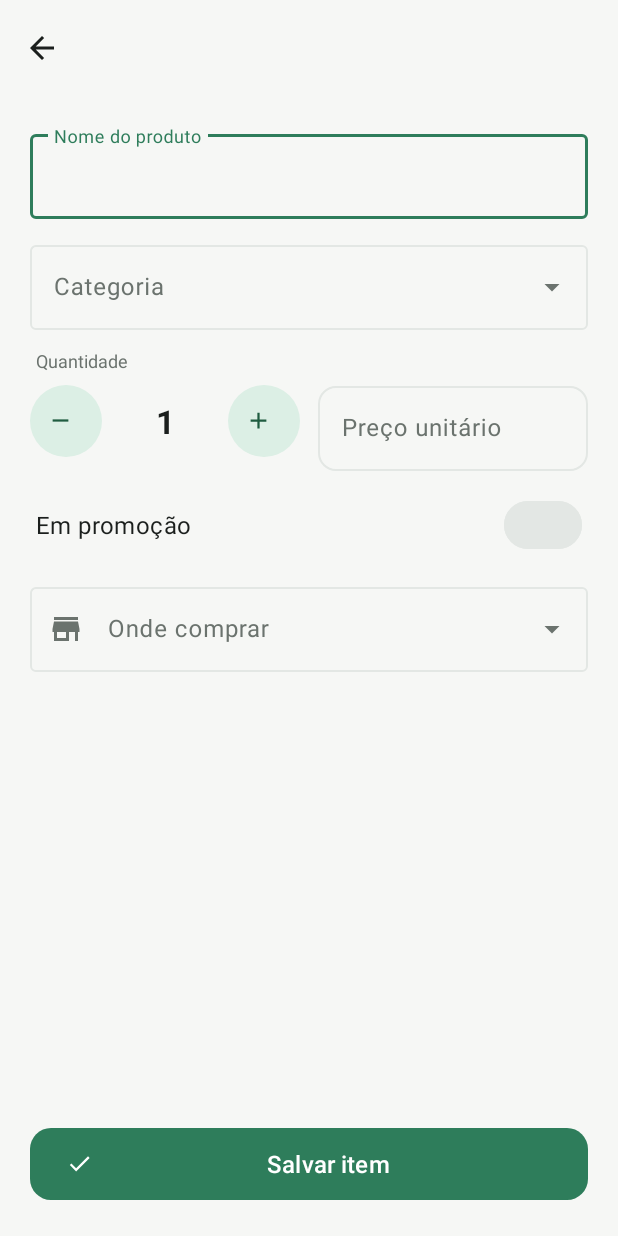
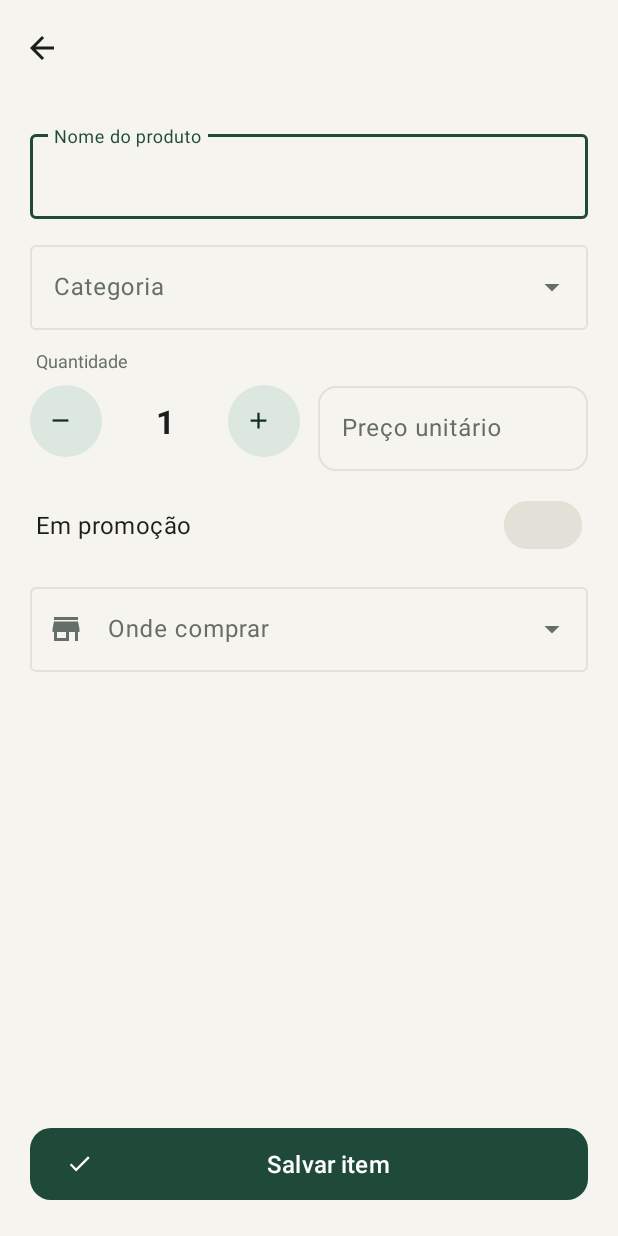
Before and after one commit to annyrebecaar/spesa, an Android app: the ItemFormActivity screen opened directly, with no data from a screen before it, on a phone screen of 412 x 824 dp. Run offline under Robolectric (Android 15) with nearby library versions, the phone set to English and light mode, and no system bars; 1 statement that could not run was skipped.

Commit message:
Paleta italiana elegante: verde-garrafa, creme e vermelho queimado na promoção

```diff
--- a/app/src/main/res/drawable/ic_launcher_background.xml
+++ b/app/src/main/res/drawable/ic_launcher_background.xml
@@ -2,5 +2,5 @@
 <vector xmlns:android="http://schemas.android.com/apk/res/android"
     android:width="108dp" android:height="108dp"
     android:viewportWidth="108" android:viewportHeight="108">
-    <path android:fillColor="#2E7D5B" android:pathData="M0,0h108v108h-108z"/>
+    <path android:fillColor="#1F4A3A" android:pathData="M0,0h108v108h-108z"/>
 </vector>
--- a/app/src/main/res/values/colors.xml
+++ b/app/src/main/res/values/colors.xml
@@ -1,39 +1,41 @@
 <?xml version="1.0" encoding="utf-8"?>
 <resources>
     <!--
-      PALETA DO APP (provisória: verde esmeralda do documento do projeto).
+      PALETA DO APP: "Italiana elegante".
+      Verde-garrafa escuro como cor principal, fundo creme, vermelho queimado
+      (da bandeira) reservado para promoção e para o teto estourado.
       Para mudar a cara do app inteiro, basta trocar os valores aqui.
     -->
-    <color name="primaria">#2E7D5B</color>
-    <color name="primaria_escura">#1F5C40</color>
-    <color name="primaria_clara">#DCEFE5</color>
+    <color name="primaria">#1F4A3A</color>
+    <color name="primaria_escura">#122E24</color>
+    <color name="primaria_clara">#DCE7E0</color>
     <color name="sobre_primaria">#FFFFFF</color>
 
-    <color name="fundo">#F6F7F5</color>
+    <color name="fundo">#F6F4EE</color>
     <color name="superficie">#FFFFFF</color>
-    <color name="borda">#E3E7E4</color>
-    <color name="texto">#1B1F1D</color>
-    <color name="texto_suave">#6B736E</color>
+    <color name="borda">#E3E0D7</color>
+    <color name="texto">#1A1E1C</color>
+    <color name="texto_suave">#666E69</color>
 
-    <!-- Destaque exclusivo para itens em promoção -->
-    <color name="promo">#FFC928</color>
-    <color name="promo_texto">#3B2E00</color>
+    <!-- Destaque exclusivo para itens em promoção (vermelho italiano, tom escuro) -->
+    <color name="promo">#B23A33</color>
+    <color name="promo_texto">#FFFFFF</color>
 
     <!-- Barra do teto de gastos -->
-    <color name="orcamento_ok">#2E7D5B</color>
-    <color name="orcamento_atencao">#E0A800</color>
-    <color name="orcamento_estouro">#D33A2C</color>
+    <color name="orcamento_ok">#3A7D5C</color>
+    <color name="orcamento_atencao">#C9962B</color>
+    <color name="orcamento_estouro">#B23A33</color>
 
-    <!-- Etiquetas de categoria -->
-    <color name="cat_alimentos">#E07A3F</color>
-    <color name="cat_bebidas">#3F7BE0</color>
-    <color name="cat_hortifruti">#4CAF50</color>
-    <color name="cat_limpeza">#26A6B5</color>
-    <color name="cat_higiene">#7E57C2</color>
-    <color name="cat_padaria">#C58B3C</color>
-    <color name="cat_acougue">#C62828</color>
-    <color name="cat_beleza">#E0609A</color>
-    <color name="cat_outros">#8A9299</color>
+    <!-- Etiquetas de categoria (tons um pouco mais fechados, para combinar) -->
+    <color name="cat_alimentos">#C96A36</color>
+    <color name="cat_bebidas">#3C6FB5</color>
+    <color name="cat_hortifruti">#4E8F4A</color>
+    <color name="cat_limpeza">#2E8E9B</color>
+    <color name="cat_higiene">#6F56A8</color>
+    <color name="cat_padaria">#A97A3A</color>
+    <color name="cat_acougue">#A3312E</color>
+    <color name="cat_beleza">#C25483</color>
+    <color name="cat_outros">#7E8782</color>
 
     <color name="black">#FF000000</color>
     <color name="white">#FFFFFFFF</color>
```
Also changed, not shown: 3 other files.
